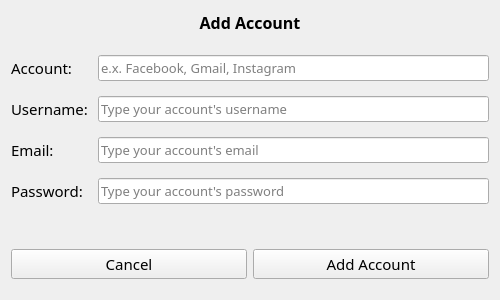
ApostolisTs/PasswordManager, file ui/add_account_page.ui: the form before one commit.
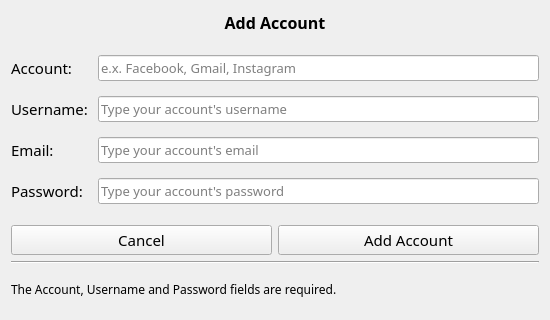
The form after the commit.

Commit message:
Complete add account functionality, add delete account functionality and the accounts table in accounts page is updating automatically.
Implement update_user_field_in_accounts, delete_by_id,
select_accounts_by_user methods in database.py.

```diff
--- a/ui/add_account_page.ui
+++ b/ui/add_account_page.ui
@@ -6,8 +6,8 @@
    <rect>
     <x>0</x>
     <y>0</y>
-    <width>500</width>
-    <height>300</height>
+    <width>550</width>
+    <height>320</height>
    </rect>
   </property>
   <property name="sizePolicy">
@@ -18,8 +18,8 @@
   </property>
   <property name="maximumSize">
    <size>
-    <width>500</width>
-    <height>300</height>
+    <width>550</width>
+    <height>320</height>
    </size>
   </property>
   <property name="font">
@@ -166,7 +166,7 @@
    <item>
     <layout class="QHBoxLayout" name="horizontalLayout">
      <property name="bottomMargin">
-      <number>10</number>
+      <number>0</number>
      </property>
      <item>
       <widget class="QPushButton" name="cancel_button">
@@ -215,6 +215,25 @@
      </item>
     </layout>
    </item>
+   <item>
+    <widget class="Line" name="line">
+     <property name="orientation">
+      <enum>Qt::Horizontal</enum>
+     </property>
+    </widget>
+   </item>
+   <item>
+    <widget class="QLabel" name="label_6">
+     <property name="font">
+      <font>
+       <pointsize>9</pointsize>
+      </font>
+     </property>
+     <property name="text">
+      <string>The Account, Username and Password fields are required.</string>
+     </property>
+    </widget>
+   </item>
   </layout>
  </widget>
  <resources/>
```
Left out of the diff: 11 changed lines with no effect on the pictures. The commit also changes 6 other files.
